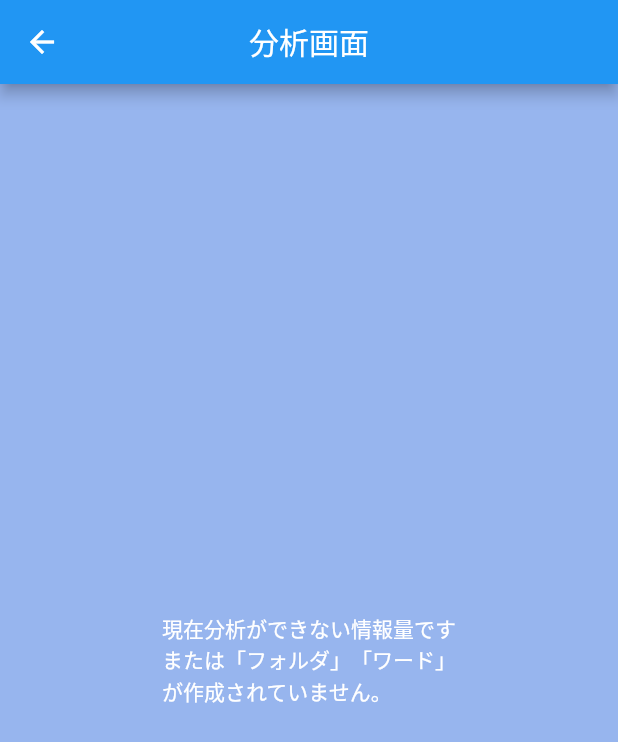
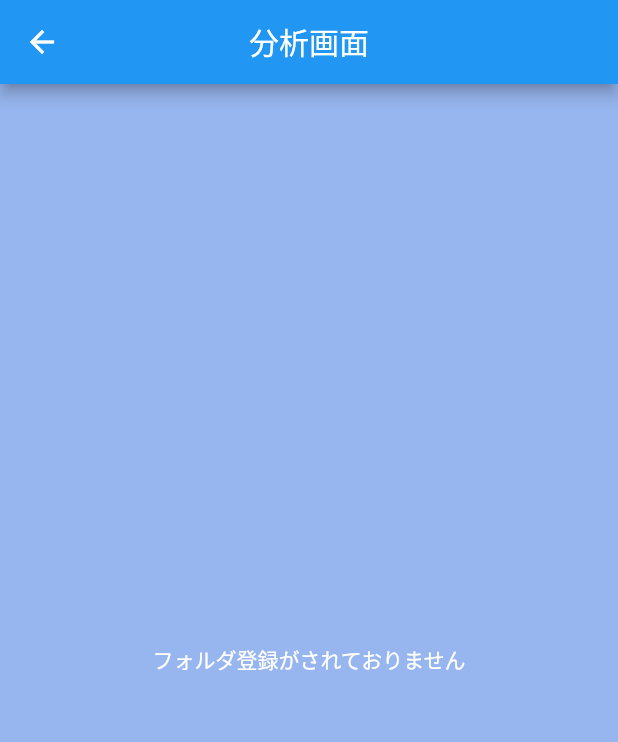
Before and after one commit to SHINYA-D/WordStock, a Flutter app: the AnalysisPage screen opened by its route, on a phone screen of 412 x 824 dp. Shown: the top 742 px of the screen. Run offline on Flutter 3.47's test engine with Material 2 defaults, Android fonts, the light colour scheme and no system bars; drawn by our look-alikes of flutter_slidable; our stand-ins replace carousel_slider, flip_card, flutter_riverpod, flutter_screenutil, freezed_annotation, gap and 4 more; accounts and stored records are empty.

Commit message:
フォルダを作成していなければUI側はエラーコメントを出力する実装を完了

```diff
--- a/lib/presentation/pages/analysis_page/analysis_controller.dart
+++ b/lib/presentation/pages/analysis_page/analysis_controller.dart
@@ -3,33 +3,36 @@ import 'package:wordstock/domain/folder/folder.dart';
 import 'package:wordstock/repository/sqlite_repository.dart';
 
 final allFoldersProvider =
-    FutureProvider((ref) => ref.read(sqliteRepositoryProvider).getFolders());
+    FutureProvider.autoDispose((ref) => ref.read(sqliteRepositoryProvider).getFolders());
 
 final allWordsProvider =
-    FutureProvider((ref) => ref.read(sqliteRepositoryProvider).getWords());
+    FutureProvider.autoDispose((ref) => ref.read(sqliteRepositoryProvider).getWords());
 
 final analysisProvider =
-    StateNotifierProvider<AnalysisController,List<Folder>?>((ref) {
+    StateNotifierProvider.autoDispose<AnalysisController,AsyncValue<List<Folder>?>>((ref) {
   final sqliteRepo = ref.read(sqliteRepositoryProvider);
   final allFolders = ref.watch(allFoldersProvider);
   final allWords = ref.watch(allWordsProvider);
   //フォルダとワードがからの場合にNULLの場合[]を設定する処理が必要
+  //2つ以上の要素があり、１つ以上がからの時にエラーになる
   final getAllFolders = allFolders.value ?? [];
   final getAllWords = allWords.value ?? [];
   final folders = getAllFolders.map((folder) {
      final dividedFolderTheWords = getAllWords.where((word) => word.folderNameId == folder.id).toList();
+     if(dividedFolderTheWords.isEmpty) return folder = folder.copyWith(folderPercent: 0);
      final List<int?> averages = dividedFolderTheWords.map((oneAverage) => oneAverage.average).toList();
      final int? averagesTotal = averages.reduce((value, element) => value! + element!);
      final average = (averagesTotal! / averages.length).round();
      return folder = folder.copyWith(folderPercent: average);
   }).toList();
-  return AnalysisController(sqliteRepo, folders);
+  final foldersAsyncValue = AsyncValue<List<Folder>>.data(folders);
+  return AnalysisController(sqliteRepo, foldersAsyncValue);
 });
 
-class AnalysisController extends StateNotifier<List<Folder>?> {
+class AnalysisController extends StateNotifier<AsyncValue<List<Folder>?>> {
   AnalysisController(this.sqliteRepo, this.allFolders) : super(allFolders);
 
   final SqliteRepository sqliteRepo;
-  final List<Folder> allFolders;
+  final AsyncValue<List<Folder>> allFolders;
 
 }
--- a/lib/presentation/pages/analysis_page/analysis_page.dart
+++ b/lib/presentation/pages/analysis_page/analysis_page.dart
@@ -12,7 +12,7 @@ class AnalysisPage extends ConsumerWidget {
 
   @override
   Widget build(BuildContext context, WidgetRef ref) {
-    final folders = ref.watch(analysisProvider) ?? [];
+    final folders = ref.watch(analysisProvider);
 
     return Scaffold(
       appBar: AppBar(
@@ -21,24 +21,29 @@ class AnalysisPage extends ConsumerWidget {
         automaticallyImplyLeading: true,
       ),
       body: SlidableAutoCloseBehavior(
-        child: folders.isEmpty
+        child: folders.value!.isEmpty
             ? const Center(
                 child: Text(
-                '現在分析ができない情報量です\nまたは「フォルダ」「ワード」\nが作成されていません。',
+                'フォルダ登録がされておりません',
                 style: TextStyle(color: Colors.white),
-              ))
-            : Padding(
+              ),)
+            : folders.when(
+                error: (error, stackTrace) =>
+                    Text('エラーが発生しました。\n ${error.toString()}'),
+                loading: () => const CircularProgressIndicator(),
+                data: (folder) => Padding(
                   padding: EdgeInsets.only(top: 30.h),
                   child: CarouselSlider(
                     options: CarouselOptions(height: 500.0.h),
-                  items: folders.map((folder) {
+                    items: folder!.map((folder) {
                       return Builder(
                         builder: (BuildContext context) {
                           return Column(children: [
                             Container(
                               height: 150.h,
                               width: MediaQuery.of(context).size.width,
-                            margin: const EdgeInsets.symmetric(horizontal: 5.0),
+                              margin:
+                                  const EdgeInsets.symmetric(horizontal: 5.0),
                               decoration: const BoxDecoration(
                                 color: Colors.blue,
                               ),
@@ -76,6 +81,7 @@ class AnalysisPage extends ConsumerWidget {
                   ),
                 ),
               ),
+      ),
     );
   }
 }
```
Lines whose indentation alone changed are shown as unchanged.
